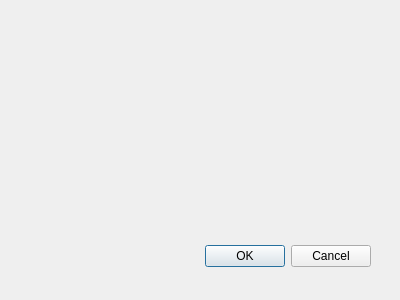
Above: controls/resize/dialogcanvasresize.ui from riuson/lcd-image-converter before the change. Below: the same form after it.
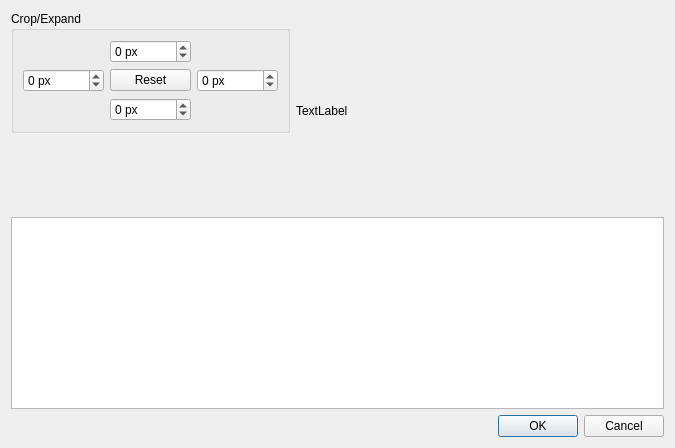
That is the form after the change.

```diff
--- a/controls/resize/dialogcanvasresize.ui
+++ b/controls/resize/dialogcanvasresize.ui
@@ -8,29 +8,149 @@
    <rect>
     <x>0</x>
     <y>0</y>
-    <width>400</width>
-    <height>300</height>
+    <width>675</width>
+    <height>448</height>
    </rect>
   </property>
   <property name="windowTitle">
    <string>Dialog</string>
   </property>
-  <widget class="QDialogButtonBox" name="buttonBox">
-   <property name="geometry">
-    <rect>
-     <x>30</x>
-     <y>240</y>
-     <width>341</width>
-     <height>32</height>
-    </rect>
-   </property>
-   <property name="orientation">
-    <enum>Qt::Horizontal</enum>
-   </property>
-   <property name="standardButtons">
-    <set>QDialogButtonBox::Cancel|QDialogButtonBox::Ok</set>
-   </property>
-  </widget>
+  <layout class="QVBoxLayout" name="verticalLayout_2">
+   <item>
+    <layout class="QHBoxLayout" name="horizontalLayout">
+     <item>
+      <layout class="QVBoxLayout" name="verticalLayout">
+       <item>
+        <widget class="QGroupBox" name="groupBox">
+         <property name="sizePolicy">
+          <sizepolicy hsizetype="Minimum" vsizetype="MinimumExpanding">
+           <horstretch>0</horstretch>
+           <verstretch>0</verstretch>
+          </sizepolicy>
+         </property>
+         <property name="title">
+          <string>Crop/Expand</string>
+         </property>
+         <layout class="QGridLayout" name="gridLayout">
+          <item row="1" column="1">
+           <widget class="QPushButton" name="pushButtonReset">
+            <property name="text">
+             <string>Reset</string>
+            </property>
+           </widget>
+          </item>
+          <item row="1" column="0">
+           <widget class="QSpinBox" name="spinBoxLeft">
+            <property name="suffix">
+             <string> px</string>
+            </property>
+            <property name="minimum">
+             <number>-65535</number>
+            </property>
+            <property name="maximum">
+             <number>65535</number>
+            </property>
+            <property name="value">
+             <number>0</number>
+            </property>
+           </widget>
+          </item>
+          <item row="0" column="1">
+           <widget class="QSpinBox" name="spinBoxTop">
+            <property name="suffix">
+             <string> px</string>
+            </property>
+            <property name="minimum">
+             <number>-65535</number>
+            </property>
+            <property name="maximum">
+             <number>65535</number>
+            </property>
+            <property name="value">
+             <number>0</number>
+            </property>
+           </widget>
+          </item>
+          <item row="2" column="1">
+           <widget class="QSpinBox" name="spinBoxBottom">
+            <property name="suffix">
+             <string> px</string>
+            </property>
+            <property name="minimum">
+             <number>-65535</number>
+            </property>
+            <property name="maximum">
+             <number>65535</number>
+            </property>
+           </widget>
+          </item>
+          <item row="1" column="2">
+           <widget class="QSpinBox" name="spinBoxRight">
+            <property name="suffix">
+             <string> px</string>
+            </property>
+            <property name="minimum">
+             <number>-65535</number>
+            </property>
+            <property name="maximum">
+             <number>65535</number>
+            </property>
+           </widget>
+          </item>
+         </layout>
+        </widget>
+       </item>
+       <item>
+        <spacer name="verticalSpacer">
+         <property name="orientation">
+          <enum>Qt::Vertical</enum>
+         </property>
+         <property name="sizeHint" stdset="0">
+          <size>
+           <width>20</width>
+           <height>40</height>
+          </size>
+         </property>
+        </spacer>
+       </item>
+      </layout>
+     </item>
+     <item>
+      <widget class="QLabel" name="labelPreview">
+       <property name="sizePolicy">
+        <sizepolicy hsizetype="Expanding" vsizetype="Expanding">
+         <horstretch>0</horstretch>
+         <verstretch>0</verstretch>
+        </sizepolicy>
+       </property>
+       <property name="text">
+        <string>TextLabel</string>
+       </property>
+      </widget>
+     </item>
+    </layout>
+   </item>
+   <item>
+    <widget class="QTableView" name="tableView">
+     <property name="sizePolicy">
+      <sizepolicy hsizetype="Expanding" vsizetype="Minimum">
+       <horstretch>0</horstretch>
+       <verstretch>0</verstretch>
+      </sizepolicy>
+     </property>
+    </widget>
+   </item>
+   <item>
+    <widget class="QDialogButtonBox" name="buttonBox">
+     <property name="orientation">
+      <enum>Qt::Horizontal</enum>
+     </property>
+     <property name="standardButtons">
+      <set>QDialogButtonBox::Cancel|QDialogButtonBox::Ok</set>
+     </property>
+    </widget>
+   </item>
+  </layout>
  </widget>
  <pixmapfunction/>
  <resources/>
```
Left out of the diff: 40 changed lines with no effect on the pictures.
